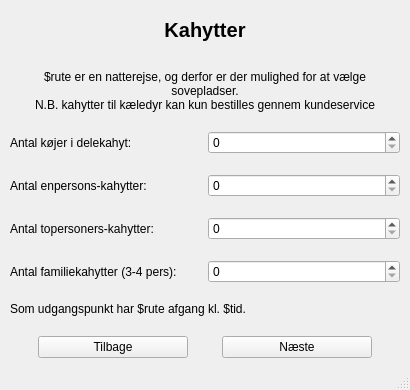
Old version of the form MainWindow.ui in the repository Cyanisk/KombardoPinger.
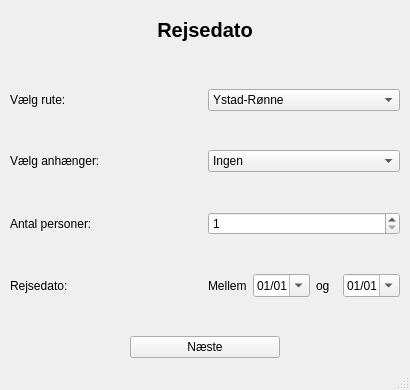
New version of the form. The open tabs and pages were chosen to show the change.

The edit to the form file:
```diff
--- a/MainWindow.ui
+++ b/MainWindow.ui
@@ -426,11 +426,32 @@
          </layout>
         </item>
         <item>
+         <layout class="QVBoxLayout" name="time_layout" stretch="0,0,0,1,0,0,0">
+          <item>
+           <widget class="QLabel" name="label_18">
+            <property name="text">
+             <string/>
+            </property>
+           </widget>
+          </item>
+          <item>
+           <widget class="QLabel" name="label_8">
+            <property name="text">
+             <string>Vælg afgange for denne dato:</string>
+            </property>
+            <property name="alignment">
+             <set>Qt::AlignCenter</set>
+            </property>
+           </widget>
+          </item>
+          <item>
          <widget class="QStackedWidget" name="stackedWidget_time">
           <property name="currentIndex">
            <number>0</number>
           </property>
           <widget class="QWidget" name="page_3">
+             <layout class="QVBoxLayout" name="verticalLayout">
+              <item>
            <widget class="QLabel" name="label_14">
             <property name="geometry">
              <rect>
@@ -444,6 +465,8 @@
              <string>Hvis du ser dette, har jeg lavet en fejl :)</string>
             </property>
            </widget>
+              </item>
+             </layout>
           </widget>
           <widget class="QWidget" name="page_4">
            <widget class="QLabel" name="label_16">
@@ -463,269 +486,87 @@
          </widget>
         </item>
         <item>
-         <layout class="QHBoxLayout" name="horizontalLayout_13">
-          <item>
-           <widget class="QPushButton" name="pushButton_timeprev">
-            <property name="enabled">
-             <bool>true</bool>
-            </property>
-            <property name="maximumSize">
-             <size>
-              <width>150</width>
-              <height>16777215</height>
-             </size>
-            </property>
-            <property name="text">
-             <string>Tilbage</string>
-            </property>
-           </widget>
-          </item>
-          <item>
-           <widget class="QPushButton" name="pushButton_timenext">
-            <property name="maximumSize">
-             <size>
-              <width>150</width>
-              <height>16777215</height>
-             </size>
-            </property>
-            <property name="text">
-             <string>Næste</string>
-            </property>
-           </widget>
-          </item>
-         </layout>
-        </item>
-       </layout>
-      </widget>
-      <widget class="QWidget" name="page_cabins">
-       <layout class="QVBoxLayout" name="verticalLayout" stretch="0,1,0">
-        <property name="leftMargin">
-         <number>10</number>
-        </property>
-        <property name="topMargin">
-         <number>10</number>
-        </property>
-        <property name="rightMargin">
-         <number>10</number>
-        </property>
-        <property name="bottomMargin">
-         <number>10</number>
-        </property>
-        <item>
-         <widget class="QLabel" name="label_8">
-          <property name="minimumSize">
-           <size>
-            <width>0</width>
-            <height>40</height>
-           </size>
-          </property>
-          <property name="font">
-           <font>
-            <pointsize>15</pointsize>
-            <weight>75</weight>
-            <bold>true</bold>
-           </font>
-          </property>
-          <property name="text">
-           <string>Kahytter</string>
-          </property>
-          <property name="alignment">
-           <set>Qt::AlignCenter</set>
-          </property>
-         </widget>
-        </item>
-        <item>
-         <layout class="QVBoxLayout" name="verticalLayout_4">
-          <item>
-           <spacer name="verticalSpacer_9">
-            <property name="orientation">
-             <enum>Qt::Vertical</enum>
-            </property>
-            <property name="sizeHint" stdset="0">
-             <size>
-              <width>20</width>
-              <height>40</height>
-             </size>
-            </property>
-           </spacer>
-          </item>
-          <item>
-           <widget class="QLabel" name="label_cabin1">
-            <property name="text">
-             <string>$rute er en natterejse, og derfor er der mulighed for at vælge sovepladser.
-N.B. kahytter til kæledyr kan kun bestilles gennem kundeservice</string>
-            </property>
-            <property name="alignment">
-             <set>Qt::AlignCenter</set>
-            </property>
-            <property name="wordWrap">
-             <bool>true</bool>
-            </property>
-           </widget>
-          </item>
-          <item>
-           <spacer name="verticalSpacer_10">
-            <property name="orientation">
-             <enum>Qt::Vertical</enum>
-            </property>
-            <property name="sizeHint" stdset="0">
-             <size>
-              <width>20</width>
-              <height>40</height>
-             </size>
-            </property>
-           </spacer>
-          </item>
-          <item>
-           <layout class="QHBoxLayout" name="horizontalLayout_8">
-            <item>
              <widget class="QLabel" name="label_10">
               <property name="text">
-               <string>Antal køjer i delekahyt:</string>
-              </property>
-             </widget>
-            </item>
-            <item>
-             <widget class="QSpinBox" name="spinBox_sharecabin">
-              <property name="maximum">
-               <number>9</number>
+             <string>- eller -</string>
+            </property>
+            <property name="alignment">
+             <set>Qt::AlignCenter</set>
               </property>
              </widget>
             </item>
-           </layout>
-          </item>
-          <item>
-           <spacer name="verticalSpacer_11">
-            <property name="orientation">
-             <enum>Qt::Vertical</enum>
-            </property>
-            <property name="sizeHint" stdset="0">
-             <size>
-              <width>20</width>
-              <height>40</height>
-             </size>
-            </property>
-           </spacer>
-          </item>
-          <item>
-           <layout class="QHBoxLayout" name="horizontalLayout_9">
             <item>
              <widget class="QLabel" name="label_11">
               <property name="text">
-               <string>Antal enpersons-kahytter:</string>
-              </property>
-             </widget>
-            </item>
-            <item>
-             <widget class="QSpinBox" name="spinBox_singlecabin">
-              <property name="maximum">
-               <number>9</number>
+             <string>Vælg tidsinterval for all afgange:</string>
+            </property>
+            <property name="alignment">
+             <set>Qt::AlignCenter</set>
               </property>
              </widget>
             </item>
-           </layout>
-          </item>
           <item>
-           <spacer name="verticalSpacer_12">
-            <property name="orientation">
-             <enum>Qt::Vertical</enum>
-            </property>
-            <property name="sizeHint" stdset="0">
-             <size>
-              <width>20</width>
-              <height>40</height>
-             </size>
-            </property>
-           </spacer>
-          </item>
-          <item>
-           <layout class="QHBoxLayout" name="horizontalLayout_10">
+           <layout class="QHBoxLayout" name="horizontalLayout_8">
             <item>
              <widget class="QLabel" name="label_12">
               <property name="text">
-               <string>Antal topersoners-kahytter:</string>
+               <string>Afgangstidspunkt:</string>
               </property>
              </widget>
             </item>
             <item>
-             <widget class="QSpinBox" name="spinBox_doublecabin">
-              <property name="maximum">
-               <number>9</number>
-              </property>
-             </widget>
-            </item>
-           </layout>
-          </item>
-          <item>
-           <spacer name="verticalSpacer_13">
-            <property name="orientation">
-             <enum>Qt::Vertical</enum>
-            </property>
-            <property name="sizeHint" stdset="0">
-             <size>
-              <width>20</width>
-              <height>40</height>
-             </size>
-            </property>
-           </spacer>
-          </item>
-          <item>
-           <layout class="QHBoxLayout" name="horizontalLayout_11">
+             <layout class="QHBoxLayout" name="horizontalLayout_9">
             <item>
              <widget class="QLabel" name="label_13">
               <property name="text">
-               <string>Antal familiekahytter (3-4 pers):</string>
+                 <string>Mellem</string>
               </property>
              </widget>
             </item>
             <item>
-             <widget class="QSpinBox" name="spinBox_familycabin">
-              <property name="maximum">
-               <number>9</number>
+               <widget class="QTimeEdit" name="timeEdit"/>
+              </item>
+              <item>
+               <widget class="QLabel" name="label_17">
+                <property name="text">
+                 <string>og</string>
               </property>
              </widget>
             </item>
-           </layout>
-          </item>
           <item>
-           <spacer name="verticalSpacer_14">
-            <property name="orientation">
-             <enum>Qt::Vertical</enum>
-            </property>
-            <property name="sizeHint" stdset="0">
-             <size>
-              <width>20</width>
-              <height>40</height>
-             </size>
-            </property>
-           </spacer>
-          </item>
+               <widget class="QTimeEdit" name="timeEdit_2">
+                <property name="dateTime">
+                 <datetime>
+                  <hour>23</hour>
+                  <minute>59</minute>
+                  <second>59</second>
+                  <year>2000</year>
+                  <month>1</month>
+                  <day>1</day>
+                 </datetime>
+                </property>
+               </widget>
+              </item>
+             </layout>
+            </item>
+           </layout>
+          </item>
           <item>
-           <widget class="QLabel" name="label_cabin2">
+           <widget class="QLabel" name="label_25">
             <property name="text">
-             <string>Som udgangspunkt har $rute afgang kl. $tid.</string>
+             <string/>
             </property>
            </widget>
           </item>
-          <item>
-           <spacer name="verticalSpacer_15">
-            <property name="orientation">
-             <enum>Qt::Vertical</enum>
-            </property>
-            <property name="sizeHint" stdset="0">
-             <size>
-              <width>20</width>
-              <height>40</height>
-             </size>
-            </property>
-           </spacer>
-          </item>
          </layout>
         </item>
         <item>
-         <layout class="QHBoxLayout" name="horizontalLayout_14">
+         <layout class="QHBoxLayout" name="horizontalLayout_13">
           <item>
-           <widget class="QPushButton" name="pushButton_cabinprev">
+           <widget class="QPushButton" name="pushButton_timeprev">
+            <property name="enabled">
+             <bool>true</bool>
+            </property>
             <property name="maximumSize">
              <size>
               <width>150</width>
@@ -738,7 +579,7 @@
            </widget>
           </item>
           <item>
-           <widget class="QPushButton" name="pushButton_cabinnext">
+           <widget class="QPushButton" name="pushButton_timenext">
             <property name="maximumSize">
              <size>
               <width>150</width>
```
Left out of the diff: 14 changed lines with no effect on the pictures. Lines whose indentation alone changed are shown as unchanged.
